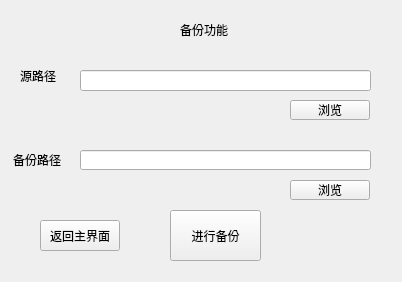
First picture: the form in backup.ui, repository Vergilllll/backup, before the edit.
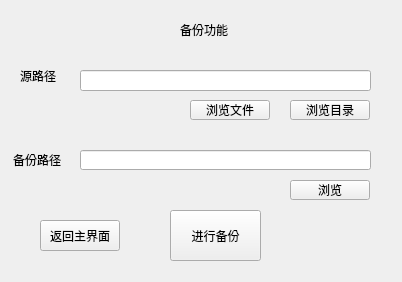
Second picture: the form after the edit. Icons and pictures are not drawn.

The edit to the form file:
```diff
--- a/backup.ui
+++ b/backup.ui
@@ -16,14 +16,14 @@
   <widget class="QPushButton" name="res_button">
    <property name="geometry">
     <rect>
-     <x>290</x>
+     <x>190</x>
      <y>100</y>
      <width>80</width>
      <height>20</height>
     </rect>
    </property>
    <property name="text">
-    <string>浏览</string>
+    <string>浏览文件</string>
    </property>
   </widget>
   <widget class="QLineEdit" name="origin_res">
@@ -143,6 +143,19 @@
     <string>返回主界面</string>
    </property>
   </widget>
+  <widget class="QPushButton" name="directory_button">
+   <property name="geometry">
+    <rect>
+     <x>290</x>
+     <y>100</y>
+     <width>80</width>
+     <height>20</height>
+    </rect>
+   </property>
+   <property name="text">
+    <string>浏览目录</string>
+   </property>
+  </widget>
   <zorder>label</zorder>
   <zorder>res_button</zorder>
   <zorder>origin_res</zorder>
```
Left out of the diff: 1 changed line with no effect on the pictures.
